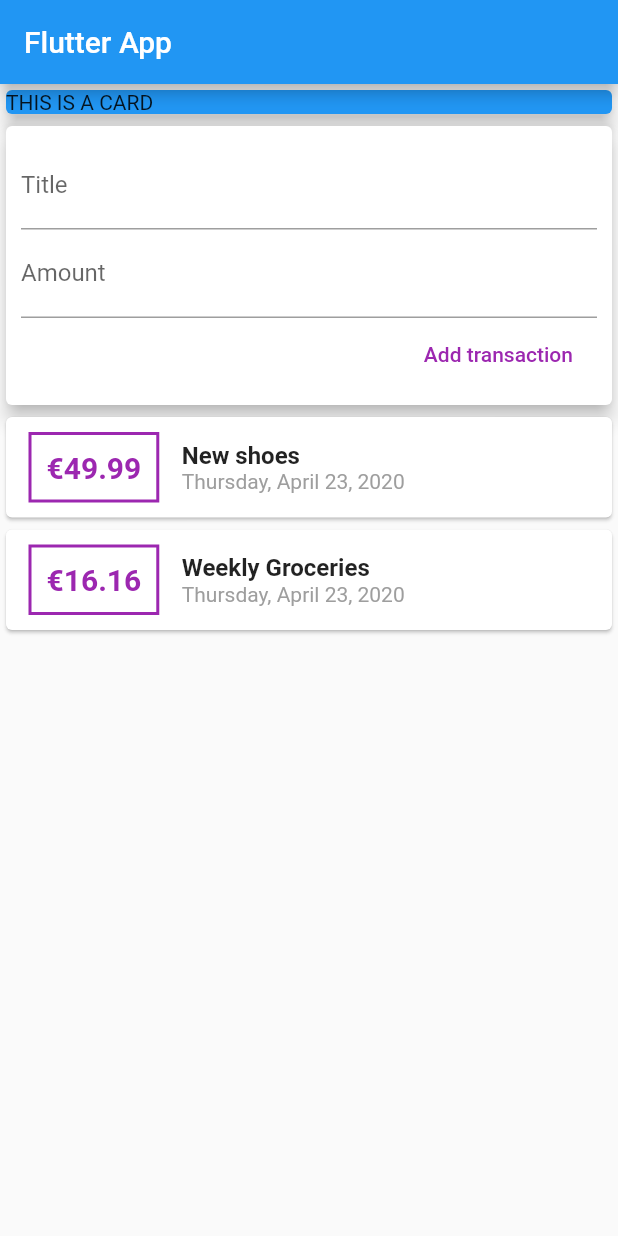
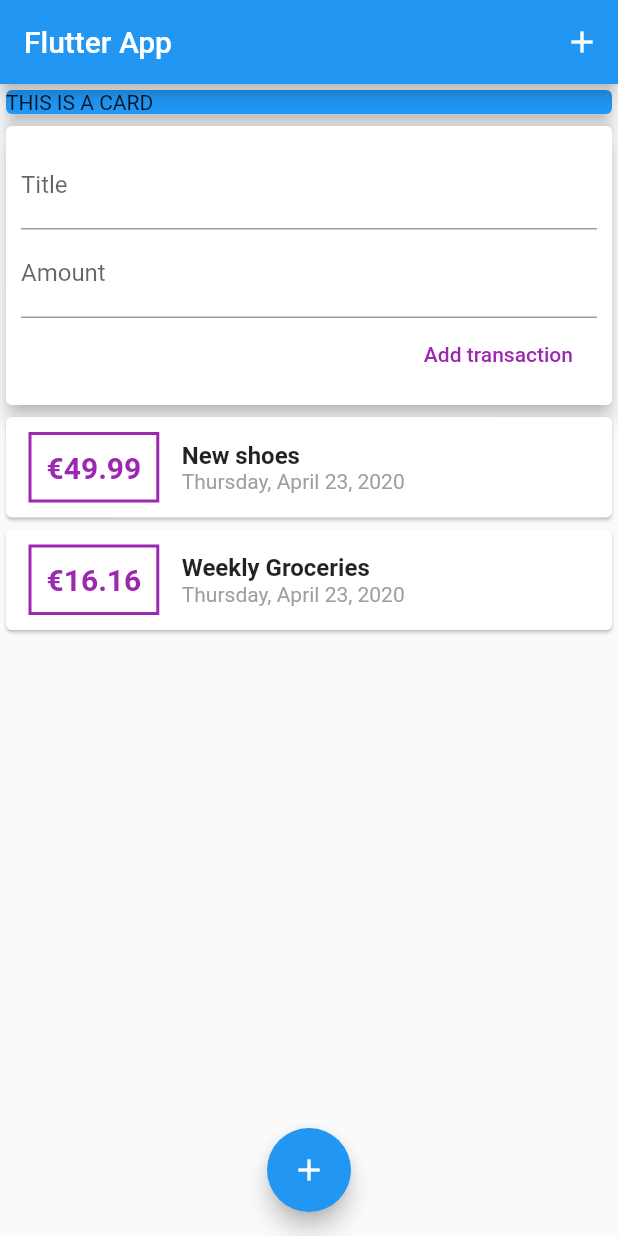
Before and after one commit to FilipePaiz/NoMoreWaste, a Flutter app: the screen it shows after launch, on a phone screen of 412 x 824 dp. Run offline on Flutter 3.47's test engine with Material 2 defaults, Android fonts, the phone set to English and light mode, and no system bars.

Commit message:
created 2 buttons to deal with the user input

```diff
--- a/lib/main.dart
+++ b/lib/main.dart
@@ -16,7 +16,6 @@ class MyApp extends StatelessWidget {
 }
 
 class MyHomePage extends StatelessWidget {
-
   final titleController = TextEditingController();
   final amountController = TextEditingController();
 
@@ -25,9 +24,15 @@ class MyHomePage extends StatelessWidget {
     return Scaffold(
       appBar: AppBar(
         title: Text('Flutter App'),
+        actions: <Widget>[
+          IconButton(
+            icon: Icon(Icons.add),
+            onPressed: () {},
+          ),
+        ],
       ),
       body: SingleChildScrollView(
-              child: Column(
+        child: Column(
           crossAxisAlignment: CrossAxisAlignment.stretch,
           children: <Widget>[
             Container(
@@ -42,6 +47,10 @@ class MyHomePage extends StatelessWidget {
           ],
         ),
       ),
+      floatingActionButtonLocation: FloatingActionButtonLocation.centerFloat,
+      floatingActionButton: FloatingActionButton(
+        child: Icon(Icons.add),
+      ),
     );
   }
 }
--- a/lib/widgets/new_transaction.dart
+++ b/lib/widgets/new_transaction.dart
@@ -35,12 +35,13 @@ class NewTransaction extends StatelessWidget {
             TextField(
               decoration: InputDecoration(labelText: 'Title'),
               controller: titleController,
+              onSubmitted: (_) => submitData(),
             ),
             TextField(
               decoration: InputDecoration(labelText: 'Amount'),
               controller: amountController,
               keyboardType: TextInputType.number,
-              onSubmitted: (_) => submitData,
+              onSubmitted: (_) => submitData(),
             ),
             FlatButton(
               onPressed: submitData,
--- a/lib/widgets/transaction_list.dart
+++ b/lib/widgets/transaction_list.dart
@@ -30,7 +30,7 @@ class TransactionList extends StatelessWidget {
                     ),
                     padding: EdgeInsets.all(10),
                     child: Text(
-                      '€${transactions[index].amount}',
+                      '€${transactions[index].amount.toStringAsFixed(2)}',
                       style: TextStyle(
                         fontWeight: FontWeight.bold,
                         fontSize: 20,
```
